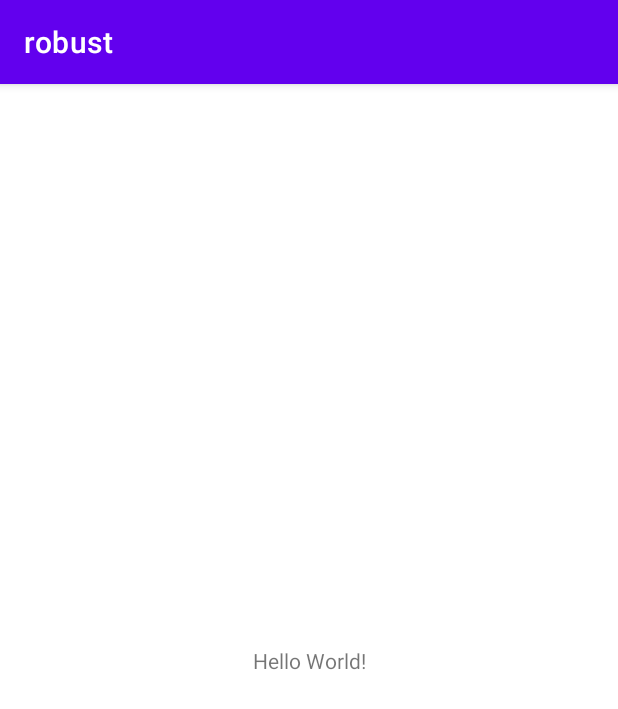
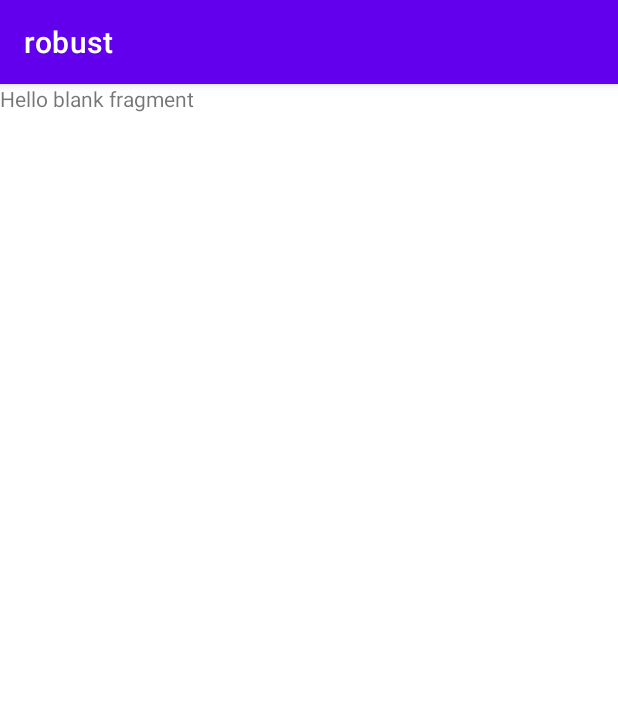
Before and after one commit to danascape/robust, an Android app: the screen it shows after launch (MainActivity), on a phone screen of 412 x 824 dp. Shown: the top 709 px of the screen. Run offline under Robolectric (Android 15) with nearby library versions, the phone set to English and light mode, and no system bars.

Commit message:
Added Nav Graph and basic fragments

```diff
--- /dev/null
+++ b/app/src/main/java/dev/dsi/robust/ui/HomeFragment.kt
@@ -0,0 +1,28 @@
+package dev.dsi.robust.ui
+
+import android.os.Bundle
+import androidx.fragment.app.Fragment
+import android.view.LayoutInflater
+import android.view.View
+import android.view.ViewGroup
+import dev.dsi.robust.R
+
+
+class HomeFragment : Fragment() {
+
+
+    override fun onCreate(savedInstanceState: Bundle?) {
+        super.onCreate(savedInstanceState)
+
+    }
+
+    override fun onCreateView(
+        inflater: LayoutInflater, container: ViewGroup?,
+        savedInstanceState: Bundle?
+    ): View? {
+        // Inflate the layout for this fragment
+        return inflater.inflate(R.layout.fragment_home, container, false)
+    }
+
+
+}
--- a/app/src/main/res/layout/activity_main.xml
+++ b/app/src/main/res/layout/activity_main.xml
@@ -6,13 +6,24 @@
     android:layout_height="match_parent"
     tools:context=".MainActivity">
 
-    <TextView
-        android:layout_width="wrap_content"
-        android:layout_height="wrap_content"
-        android:text="Hello World!"
+    <FrameLayout
+        android:id="@+id/frame"
+        android:layout_width="match_parent"
+        android:layout_height="match_parent"
         app:layout_constraintBottom_toBottomOf="parent"
-        app:layout_constraintLeft_toLeftOf="parent"
-        app:layout_constraintRight_toRightOf="parent"
-        app:layout_constraintTop_toTopOf="parent" />
+        app:layout_constraintEnd_toEndOf="parent"
+        app:layout_constraintHorizontal_bias="0.5"
+        app:layout_constraintStart_toStartOf="parent"
+        app:layout_constraintTop_toTopOf="parent">
+
+        <fragment
+            android:id="@+id/navHostFragment"
+            android:name="androidx.navigation.fragment.NavHostFragment"
+            android:layout_width="match_parent"
+            android:layout_height="match_parent"
+            app:defaultNavHost="true"
+            app:navGraph="@navigation/nav_graph"
+            />
+    </FrameLayout>
 
 </androidx.constraintlayout.widget.ConstraintLayout>
--- /dev/null
+++ b/app/src/main/res/layout/fragment_home.xml
@@ -0,0 +1,14 @@
+<?xml version="1.0" encoding="utf-8"?>
+<FrameLayout xmlns:android="http://schemas.android.com/apk/res/android"
+    xmlns:tools="http://schemas.android.com/tools"
+    android:layout_width="match_parent"
+    android:layout_height="match_parent"
+    tools:context=".ui.HomeFragment">
+
+    <!-- TODO: Update blank fragment layout -->
+    <TextView
+        android:layout_width="match_parent"
+        android:layout_height="match_parent"
+        android:text="@string/hello_blank_fragment" />
+
+</FrameLayout>
--- /dev/null
+++ b/app/src/main/res/navigation/nav_graph.xml
@@ -0,0 +1,42 @@
+<?xml version="1.0" encoding="utf-8"?>
+<navigation xmlns:android="http://schemas.android.com/apk/res/android"
+    xmlns:app="http://schemas.android.com/apk/res-auto"
+    xmlns:tools="http://schemas.android.com/tools"
+    android:id="@+id/nav_graph"
+    app:startDestination="@id/homeFragment">
+
+    <fragment
+        android:id="@+id/homeFragment"
+        android:name="dev.dsi.robust.ui.HomeFragment"
+        android:label="fragment_home"
+        tools:layout="@layout/fragment_home" >
+        <action
+            android:id="@+id/action_homeFragment_to_fridgeFragment"
+            app:destination="@id/fridgeFragment" />
+        <action
+            android:id="@+id/action_homeFragment_to_cartFragment"
+            app:destination="@id/cartFragment" />
+        <action
+            android:id="@+id/action_homeFragment_to_tipsFragment"
+            app:destination="@id/tipsFragment" />
+        <action
+            android:id="@+id/action_homeFragment_to_aboutFragment"
+            app:destination="@id/aboutFragment" />
+    </fragment>
+    <fragment
+        android:id="@+id/aboutFragment"
+        android:name="dev.dsi.robust.ui.AboutFragment"
+        android:label="AboutFragment" />
+    <fragment
+        android:id="@+id/cartFragment"
+        android:name="dev.dsi.robust.ui.CartFragment"
+        android:label="CartFragment" />
+    <fragment
+        android:id="@+id/tipsFragment"
+        android:name="dev.dsi.robust.ui.TipsFragment"
+        android:label="TipsFragment" />
+    <fragment
+        android:id="@+id/fridgeFragment"
+        android:name="dev.dsi.robust.ui.FridgeFragment"
+        android:label="FridgeFragment" />
+</navigation>
--- a/app/src/main/res/values/strings.xml
+++ b/app/src/main/res/values/strings.xml
@@ -1,3 +1,5 @@
 <resources>
     <string name="app_name">robust</string>
+    <!-- TODO: Remove or change this placeholder text -->
+    <string name="hello_blank_fragment">Hello blank fragment</string>
 </resources>
--- a/build.gradle
+++ b/build.gradle
@@ -6,7 +6,7 @@ buildscript {
     }
     dependencies {
         classpath "com.android.tools.build:gradle:7.0.4"
-        classpath "org.jetbrains.kotlin:kotlin-gradle-plugin:1.6.0"
+        classpath 'org.jetbrains.kotlin:kotlin-gradle-plugin:1.6.10'
 
         // NOTE: Do not place your application dependencies here; they belong
         // in the individual module build.gradle files
```
Also changed, not shown: app/build.gradle (+9 -0 lines), app/src/main/java/dev/dsi/robust/ui/AboutFragment.kt (added, +27 -0 lines), app/src/main/java/dev/dsi/robust/ui/CartFragment.kt (added, +27 -0 lines), app/src/main/java/dev/dsi/robust/ui/FridgeFragment.kt (added, +27 -0 lines), app/src/main/java/dev/dsi/robust/ui/TipsFragment.kt (added, +27 -0 lines), app/src/main/res/layout/fragment_about.xml (added, +14 -0 lines), app/src/main/res/layout/fragment_cart.xml (added, +14 -0 lines), app/src/main/res/layout/fragment_fridge.xml (added, +14 -0 lines), app/src/main/res/layout/fragment_tips.xml (added, +14 -0 lines).
